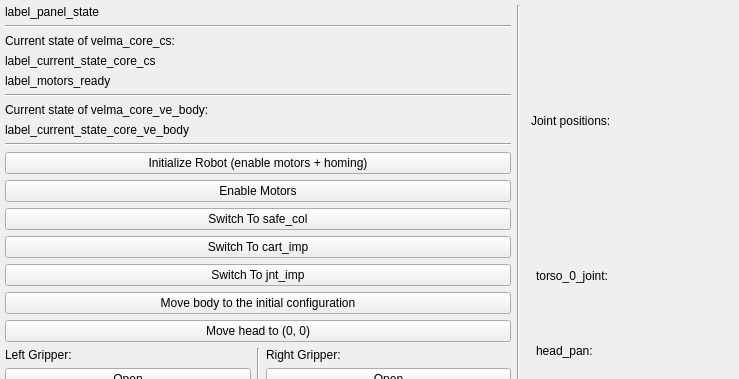
Qt form rqt_velma/resource/VelmaControlPanelWidget.ui (RCPRG-ros-pkg/velma_system) before a commit; both pictures show x 0 to 739 and y 0 to 379 of the 739 by 691 pixel window.
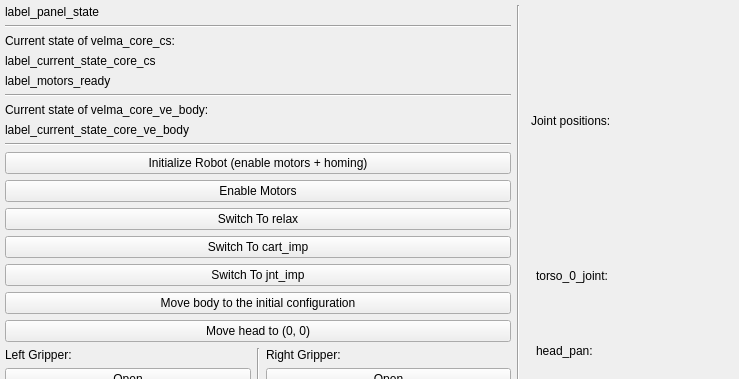
The same form after that commit.

Commit message: better docs, reanamed safe_col to relax

```diff
--- a/rqt_velma/resource/VelmaControlPanelWidget.ui
+++ b/rqt_velma/resource/VelmaControlPanelWidget.ui
@@ -122,7 +122,7 @@
        <item>
         <widget class="QPushButton" name="button_switch_to_safe_col">
          <property name="text">
-          <string>Switch To safe_col</string>
+          <string>Switch To relax</string>
          </property>
         </widget>
        </item>
```
Left out of the diff: 2 changed lines with no effect on the pictures. The commit also changes 31 other files.
